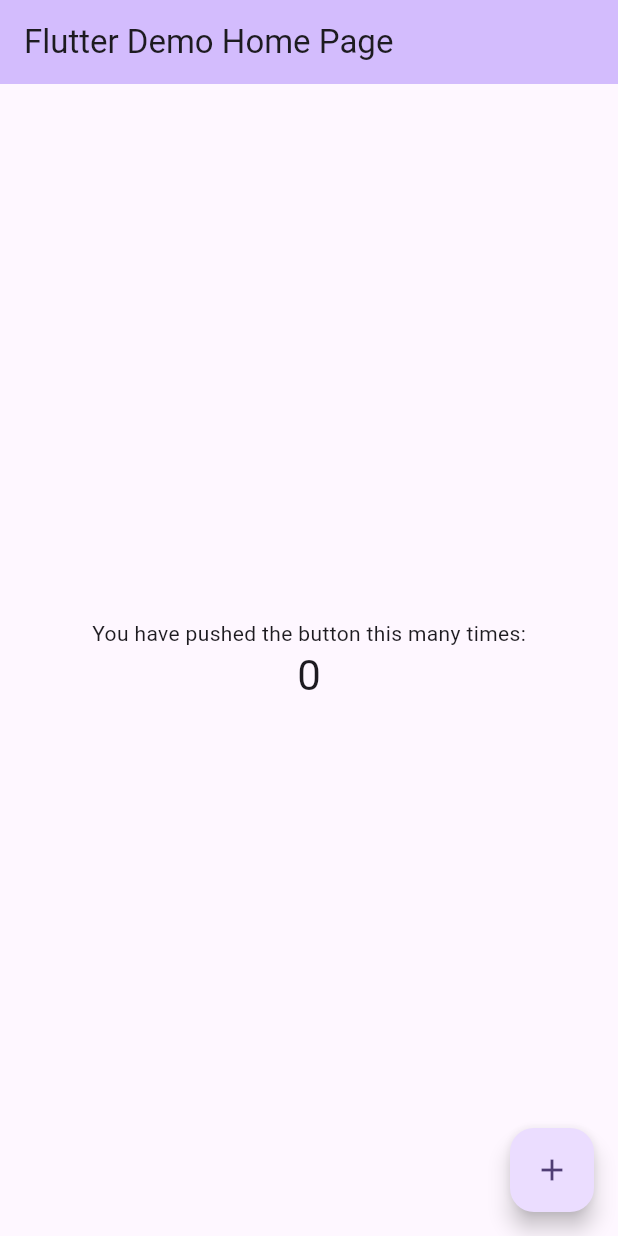
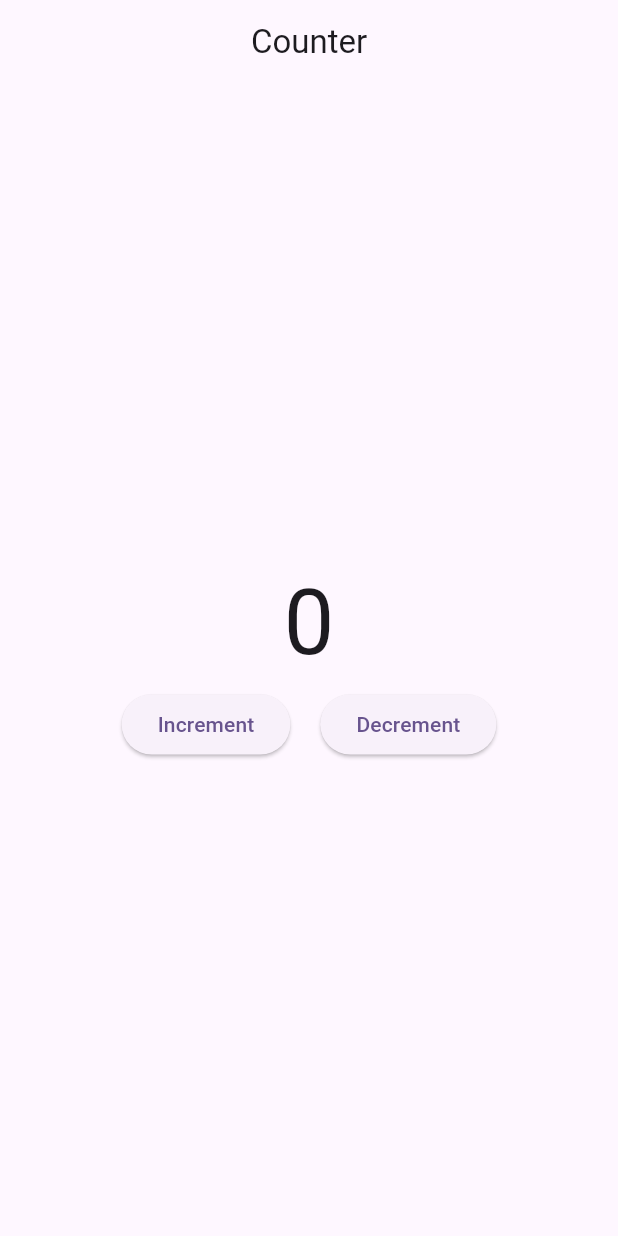
Before and after one commit to humnalodhi/Flutter-Bloc-RestApi-CleanArch, a Flutter app: the screen it shows after launch, on a phone screen of 412 x 824 dp. Run offline on Flutter 3.47's test engine with Material 3 defaults, Android fonts, the phone set to English and light mode, and no system bars; our stand-ins replace equatable.

Commit message:
Used equatable package in order to check equality of object instances. Implementing counter example using bloc.

```diff
--- a/lib/main.dart
+++ b/lib/main.dart
@@ -1,3 +1,4 @@
+import 'package:bloc_rest_api_clean_arch/screens/counter_screen/counter_screen.dart';
 import 'package:flutter/material.dart';
 
 void main() {
@@ -7,119 +8,18 @@ void main() {
 class MyApp extends StatelessWidget {
   const MyApp({super.key});
 
-  // This widget is the root of your application.
   @override
   Widget build(BuildContext context) {
     return MaterialApp(
+      debugShowCheckedModeBanner: false,
       title: 'Flutter Demo',
       theme: ThemeData(
-        // This is the theme of your application.
-        //
-        // TRY THIS: Try running your application with "flutter run". You'll see
-        // the application has a purple toolbar. Then, without quitting the app,
-        // try changing the seedColor in the colorScheme below to Colors.green
-        // and then invoke "hot reload" (save your changes or press the "hot
-        // reload" button in a Flutter-supported IDE, or press "r" if you used
-        // the command line to start the app).
-        //
-        // Notice that the counter didn't reset back to zero; the application
-        // state is not lost during the reload. To reset the state, use hot
-        // restart instead.
-        //
-        // This works for code too, not just values: Most code changes can be
-        // tested with just a hot reload.
-        colorScheme: ColorScheme.fromSeed(seedColor: Colors.deepPurple),
+        colorScheme: ColorScheme.fromSeed(
+          seedColor: Colors.deepPurple,
+        ),
         useMaterial3: true,
       ),
-      home: const MyHomePage(title: 'Flutter Demo Home Page'),
+      home: const CounterScreen(),
     );
   }
 }
-
-class MyHomePage extends StatefulWidget {
-  const MyHomePage({super.key, required this.title});
-
-  // This widget is the home page of your application. It is stateful, meaning
-  // that it has a State object (defined below) that contains fields that affect
-  // how it looks.
-
-  // This class is the configuration for the state. It holds the values (in this
-  // case the title) provided by the parent (in this case the App widget) and
-  // used by the build method of the State. Fields in a Widget subclass are
-  // always marked "final".
-
-  final String title;
-
-  @override
-  State<MyHomePage> createState() => _MyHomePageState();
-}
-
-class _MyHomePageState extends State<MyHomePage> {
-  int _counter = 0;
-
-  void _incrementCounter() {
-    setState(() {
-      // This call to setState tells the Flutter framework that something has
-      // changed in this State, which causes it to rerun the build method below
-      // so that the display can reflect the updated values. If we changed
-      // _counter without calling setState(), then the build method would not be
-      // called again, and so nothing would appear to happen.
-      _counter++;
-    });
-  }
-
-  @override
-  Widget build(BuildContext context) {
-    // This method is rerun every time setState is called, for instance as done
-    // by the _incrementCounter method above.
-    //
-    // The Flutter framework has been optimized to make rerunning build methods
-    // fast, so that you can just rebuild anything that needs updating rather
-    // than having to individually change instances of widgets.
-    return Scaffold(
-      appBar: AppBar(
-        // TRY THIS: Try changing the color here to a specific color (to
-        // Colors.amber, perhaps?) and trigger a hot reload to see the AppBar
-        // change color while the other colors stay the same.
-        backgroundColor: Theme.of(context).colorScheme.inversePrimary,
-        // Here we take the value from the MyHomePage object that was created by
-        // the App.build method, and use it to set our appbar title.
-        title: Text(widget.title),
-      ),
-      body: Center(
-        // Center is a layout widget. It takes a single child and positions it
-        // in the middle of the parent.
-        child: Column(
-          // Column is also a layout widget. It takes a list of children and
-          // arranges them vertically. By default, it sizes itself to fit its
-          // children horizontally, and tries to be as tall as its parent.
-          //
-          // Column has various properties to control how it sizes itself and
-          // how it positions its children. Here we use mainAxisAlignment to
-          // center the children vertically; the main axis here is the vertical
-          // axis because Columns are vertical (the cross axis would be
-          // horizontal).
-          //
-          // TRY THIS: Invoke "debug painting" (choose the "Toggle Debug Paint"
-          // action in the IDE, or press "p" in the console), to see the
-          // wireframe for each widget.
-          mainAxisAlignment: MainAxisAlignment.center,
-          children: <Widget>[
-            const Text(
-              'You have pushed the button this many times:',
-            ),
-            Text(
-              '$_counter',
-              style: Theme.of(context).textTheme.headlineMedium,
-            ),
-          ],
-        ),
-      ),
-      floatingActionButton: FloatingActionButton(
-        onPressed: _incrementCounter,
-        tooltip: 'Increment',
-        child: const Icon(Icons.add),
-      ), // This trailing comma makes auto-formatting nicer for build methods.
-    );
-  }
-}
--- /dev/null
+++ b/lib/screens/counter_screen/counter_screen.dart
@@ -0,0 +1,48 @@
+import 'package:flutter/material.dart';
+
+class CounterScreen extends StatefulWidget {
+  const CounterScreen({super.key});
+
+  @override
+  State<CounterScreen> createState() => _CounterScreenState();
+}
+
+class _CounterScreenState extends State<CounterScreen> {
+  @override
+  Widget build(BuildContext context) {
+    return Scaffold(
+      appBar: AppBar(
+        title: Text('Counter'),
+        centerTitle: true,
+      ),
+      body: Column(
+        mainAxisAlignment: MainAxisAlignment.center,
+        crossAxisAlignment: CrossAxisAlignment.center,
+        children: [
+          const Text(
+            '0',
+            style: TextStyle(
+              fontSize: 60,
+            ),
+          ),
+          Row(
+            mainAxisAlignment: MainAxisAlignment.center,
+            children: [
+              ElevatedButton(
+                onPressed: () {},
+                child: const Text('Increment'),
+              ),
+              const SizedBox(
+                width: 20,
+              ),
+              ElevatedButton(
+                onPressed: () {},
+                child: const Text('Decrement'),
+              ),
+            ],
+          )
+        ],
+      ),
+    );
+  }
+}
```
Also changed, not shown: lib/screens/object_equality_testing_screens/manual_way.dart (added, +52 -0 lines), lib/screens/object_equality_testing_screens/using_equatable_package.dart (added, +44 -0 lines).
